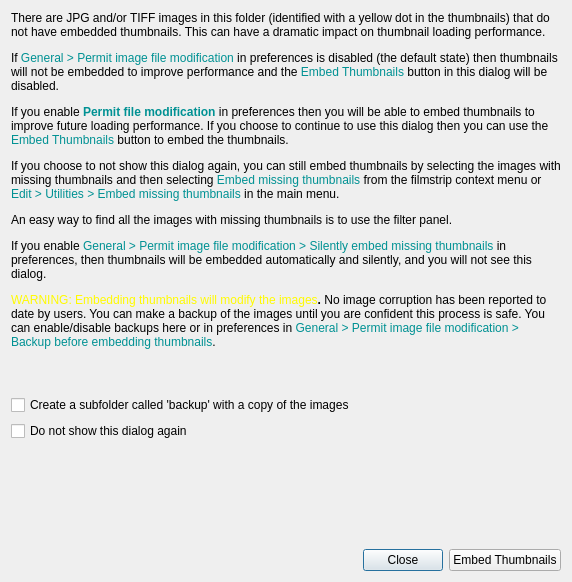
First picture: the form in Dialogs/addthumbnailsdlg.ui, repository towhee/Winnow64, before the edit.
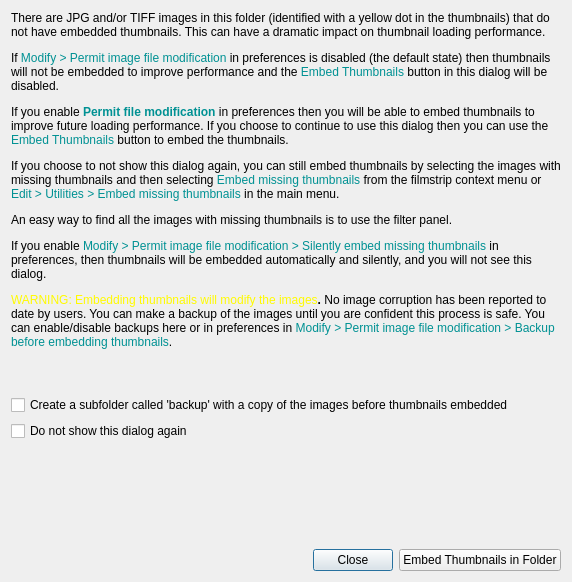
Second picture: the form after the edit.

Commit message: Clean up missing thumbnails 2

```diff
--- a/Dialogs/addthumbnailsdlg.ui
+++ b/Dialogs/addthumbnailsdlg.ui
@@ -19,7 +19,7 @@
      <item>
       <widget class="QLabel" name="label">
        <property name="text">
-        <string>&lt;html&gt;&lt;head/&gt;&lt;body&gt;&lt;p&gt;There are JPG and/or TIFF images in this folder (identified with a yellow dot in the thumbnails) that do not have embedded thumbnails. This can have a dramatic impact on thumbnail loading performance. &lt;/p&gt;&lt;p&gt;If &lt;span style=&quot; color:#009193;&quot;&gt;General &amp;gt; Permit image file modification&lt;/span&gt; in preferences is disabled (the default state) then thumbnails will not be embedded to improve performance and the &lt;span style=&quot; color:#009193;&quot;&gt;Embed Thumbnails&lt;/span&gt; button in this dialog will be disabled.&lt;/p&gt;&lt;p&gt;If you enable &lt;span style=&quot; font-weight:700; color:#009193;&quot;&gt;Permit file modification&lt;/span&gt; in preferences then you will be able to embed thumbnails to improve future loading performance. If you choose to continue to use this dialog then you can use the &lt;span style=&quot; color:#009193;&quot;&gt;Embed Thumbnails&lt;/span&gt; button to embed the thumbnails.&lt;/p&gt;&lt;p&gt;If you choose to not show this dialog again, you can still embed thumbnails by selecting the images with missing thumbnails and then selecting &lt;span style=&quot; color:#009193;&quot;&gt;Embed missing thumbnails&lt;/span&gt; from the filmstrip context menu or &lt;span style=&quot; color:#009193;&quot;&gt;Edit &amp;gt; Utilities &amp;gt; Embed missing thumbnails&lt;/span&gt; in the main menu. &lt;/p&gt;&lt;p&gt;An easy way to find all the images with missing thumbnails is to use the filter panel.&lt;/p&gt;&lt;p&gt;If you enable &lt;span style=&quot; color:#009193;&quot;&gt;General &amp;gt; Permit image file modification &amp;gt; Silently embed missing thumbnails&lt;/span&gt; in preferences, then thumbnails will be embedded automatically and silently, and you will not see this dialog.&lt;/p&gt;&lt;p&gt;&lt;span style=&quot; color:#fffb00;&quot;&gt;WARNING: Embedding thumbnails will modify the images&lt;/span&gt;&lt;span style=&quot; font-weight:700;&quot;&gt;. &lt;/span&gt;No image corruption has been reported to date by users. You can make a backup of the images until you are confident this process is safe. You can enable/disable backups here or in preferences in &lt;span style=&quot; color:#009193;&quot;&gt;General &amp;gt; Permit image file modification &amp;gt; Backup before embedding thumbnails&lt;/span&gt;.&lt;/p&gt;&lt;/body&gt;&lt;/html&gt;</string>
+        <string>&lt;html&gt;&lt;head/&gt;&lt;body&gt;&lt;p&gt;There are JPG and/or TIFF images in this folder (identified with a yellow dot in the thumbnails) that do not have embedded thumbnails. This can have a dramatic impact on thumbnail loading performance. &lt;/p&gt;&lt;p&gt;If &lt;span style=&quot; color:#009193;&quot;&gt;Modify &amp;gt; Permit image file modification&lt;/span&gt; in preferences is disabled (the default state) then thumbnails will not be embedded to improve performance and the &lt;span style=&quot; color:#009193;&quot;&gt;Embed Thumbnails&lt;/span&gt; button in this dialog will be disabled.&lt;/p&gt;&lt;p&gt;If you enable &lt;span style=&quot; font-weight:700; color:#009193;&quot;&gt;Permit file modification&lt;/span&gt; in preferences then you will be able to embed thumbnails to improve future loading performance. If you choose to continue to use this dialog then you can use the &lt;span style=&quot; color:#009193;&quot;&gt;Embed Thumbnails&lt;/span&gt; button to embed the thumbnails.&lt;/p&gt;&lt;p&gt;If you choose to not show this dialog again, you can still embed thumbnails by selecting the images with missing thumbnails and then selecting &lt;span style=&quot; color:#009193;&quot;&gt;Embed missing thumbnails&lt;/span&gt; from the filmstrip context menu or &lt;span style=&quot; color:#009193;&quot;&gt;Edit &amp;gt; Utilities &amp;gt; Embed missing thumbnails&lt;/span&gt; in the main menu. &lt;/p&gt;&lt;p&gt;An easy way to find all the images with missing thumbnails is to use the filter panel.&lt;/p&gt;&lt;p&gt;If you enable &lt;span style=&quot; color:#009193;&quot;&gt;Modify &amp;gt; Permit image file modification &amp;gt; Silently embed missing thumbnails&lt;/span&gt; in preferences, then thumbnails will be embedded automatically and silently, and you will not see this dialog.&lt;/p&gt;&lt;p&gt;&lt;span style=&quot; color:#fffb00;&quot;&gt;WARNING: Embedding thumbnails will modify the images&lt;/span&gt;&lt;span style=&quot; font-weight:700;&quot;&gt;. &lt;/span&gt;No image corruption has been reported to date by users. You can make a backup of the images until you are confident this process is safe. You can enable/disable backups here or in preferences in &lt;span style=&quot; color:#009193;&quot;&gt;Modify &amp;gt; Permit image file modification &amp;gt; Backup before embedding thumbnails&lt;/span&gt;.&lt;/p&gt;&lt;/body&gt;&lt;/html&gt;</string>
        </property>
        <property name="alignment">
         <set>Qt::AlignLeading|Qt::AlignLeft|Qt::AlignTop</set>
@@ -52,7 +52,7 @@
      <item>
       <widget class="QCheckBox" name="backupChk">
        <property name="text">
-        <string>Create a subfolder called 'backup' with a copy of the images</string>
+        <string>Create a subfolder called 'backup' with a copy of the images before thumbnails embedded</string>
        </property>
       </widget>
      </item>
@@ -103,7 +103,7 @@
      <item>
       <widget class="QPushButton" name="addBtn">
        <property name="text">
-        <string>Embed Thumbnails</string>
+        <string>Embed Thumbnails in Folder</string>
        </property>
       </widget>
      </item>
```
The commit also changes 16 other files.
